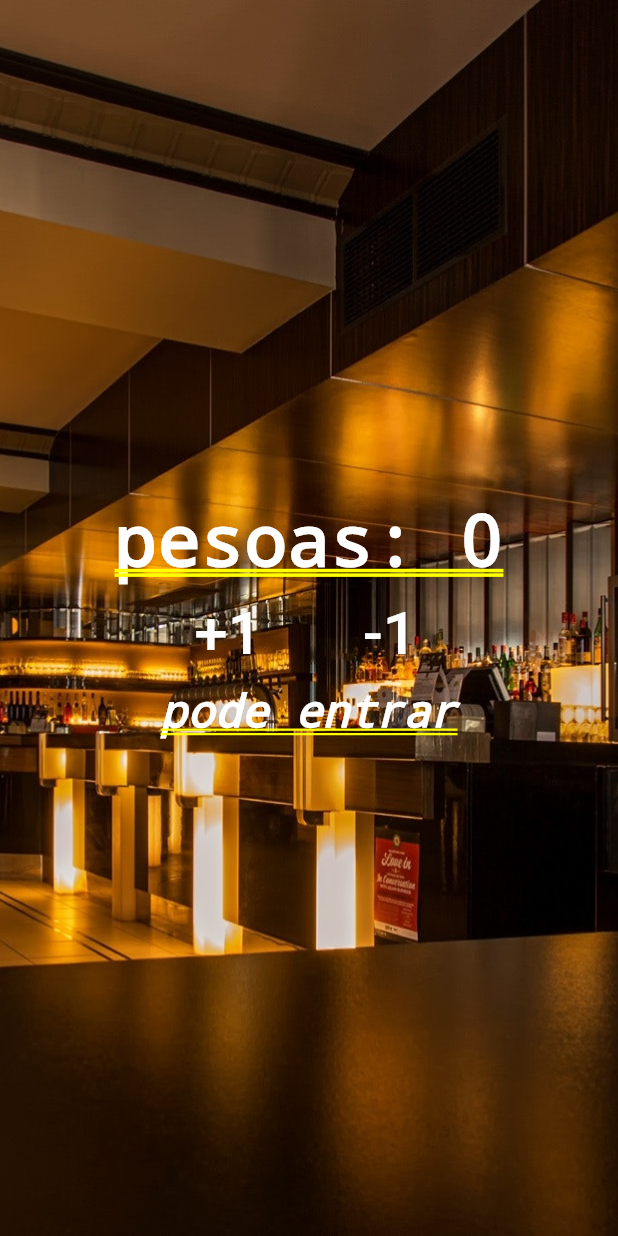
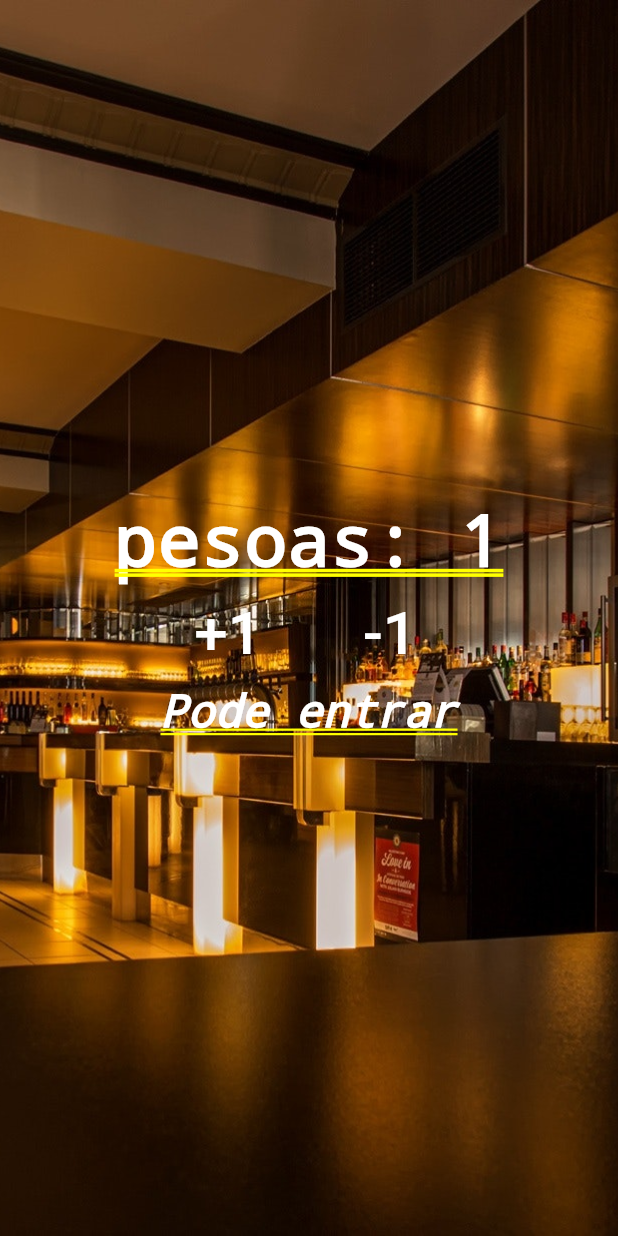
Before and after one commit to j41l80n/contador_pessoas_flutter, a Flutter app: the screen it shows after launch, after a tap on "+1", on a phone screen of 412 x 824 dp. Run offline on Flutter 3.47's test engine with Material 2 defaults, Android fonts, the phone set to English and light mode, and no system bars.

Commit message:
finalizando estudo do primeiro app

```diff
--- a/lib/main.dart
+++ b/lib/main.dart
@@ -1,9 +1,34 @@
 import 'package:flutter/material.dart';
 
 void main() {
-  runApp(MaterialApp(
-    title: 'contador de pessoas',
-    home: Stack(
+  runApp(MaterialApp(title: 'contador de pessoas', home: Home()));
+}
+
+class Home extends StatefulWidget {
+  @override
+  _HomeState createState() => _HomeState();
+}
+
+class _HomeState extends State<Home> {
+  int _people = 0;
+  String infoText = "Pode entrar";
+
+  void _changePeople(int delta) {
+    setState(() {
+      _people += delta;
+      if (_people < 0) {
+        infoText = "Mundo invertido";
+      } else if (_people <= 10) {
+        infoText = "Pode entrar";
+      } else {
+        infoText = "Lotado";
+      }
+    });
+  }
+
+  @override
+  Widget build(BuildContext context) {
+    return Stack(
       children: <Widget>[
         Image.asset(
           'images/original.jpg',
@@ -13,7 +38,7 @@ void main() {
         Column(
           mainAxisAlignment: MainAxisAlignment.center,
           children: <Widget>[
-            Text('pesoas: 0',
+            Text('pesoas: $_people',
                 style: TextStyle(
                     color: Colors.white, fontWeight: FontWeight.bold)),
             Row(
@@ -26,7 +51,9 @@ void main() {
                       '+1',
                       style: TextStyle(fontSize: 40.0, color: Colors.white),
                     ),
-                    onPressed: () {},
+                    onPressed: () {
+                      _changePeople(1);
+                    },
                   ),
                 ),
                 Padding(
@@ -36,12 +63,14 @@ void main() {
                       '-1',
                       style: TextStyle(fontSize: 40.0, color: Colors.white),
                     ),
-                    onPressed: () {},
+                    onPressed: () {
+                      _changePeople(-1);
+                    },
                   ),
                 ),
               ],
             ),
-            Text('pode entrar',
+            Text(infoText,
                 style: TextStyle(
                     color: Colors.white,
                     fontStyle: FontStyle.italic,
@@ -49,6 +78,6 @@ void main() {
           ],
         )
       ],
-    ),
-  ));
+    );
+  }
 }
```
